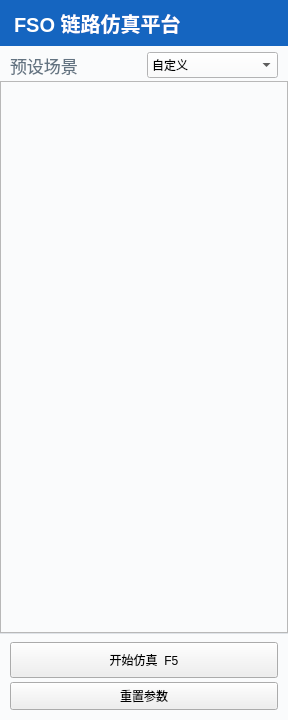
Old version of the form fso_platform/ui/parameter_panel.ui in the repository LouisYu04/fso-platform.
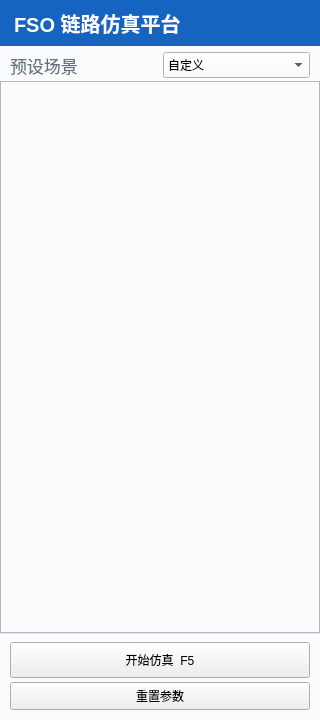
New version of the form.

The edit to the form file:
```diff
--- a/fso_platform/ui/parameter_panel.ui
+++ b/fso_platform/ui/parameter_panel.ui
@@ -12,13 +12,13 @@
   </property>
   <property name="minimumSize">
    <size>
-    <width>288</width>
+     <width>320</width>
     <height>0</height>
    </size>
   </property>
   <property name="maximumSize">
    <size>
-    <width>288</width>
+     <width>360</width>
     <height>16777215</height>
    </size>
   </property>
```
Lines whose indentation alone changed are shown as unchanged.
